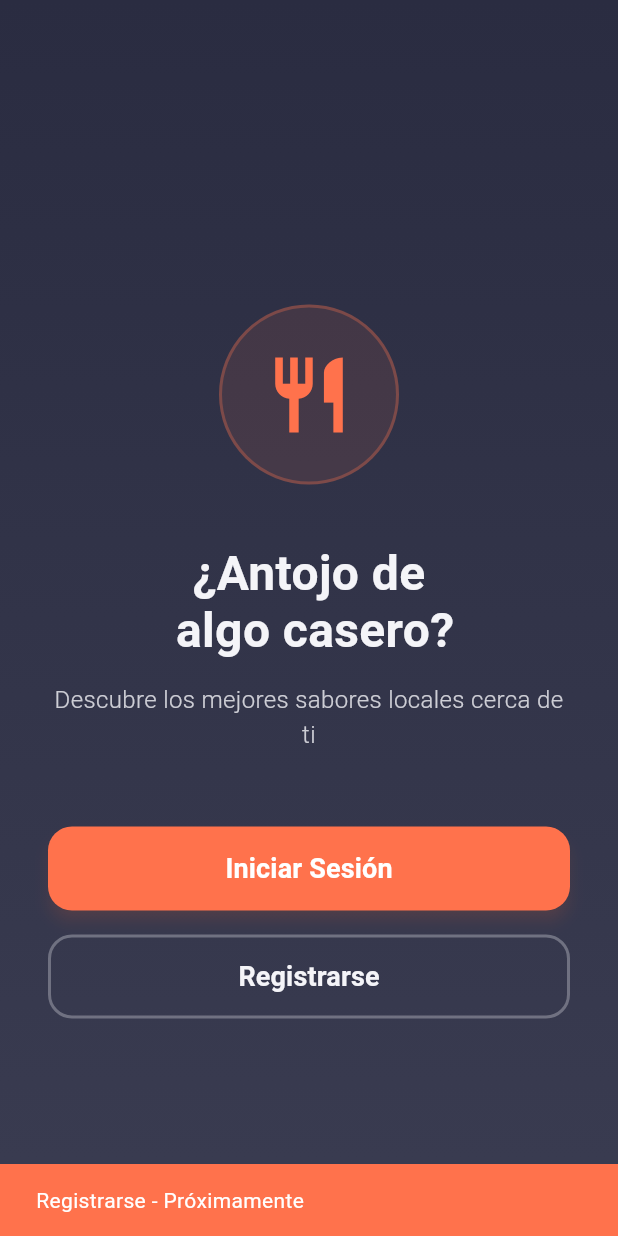
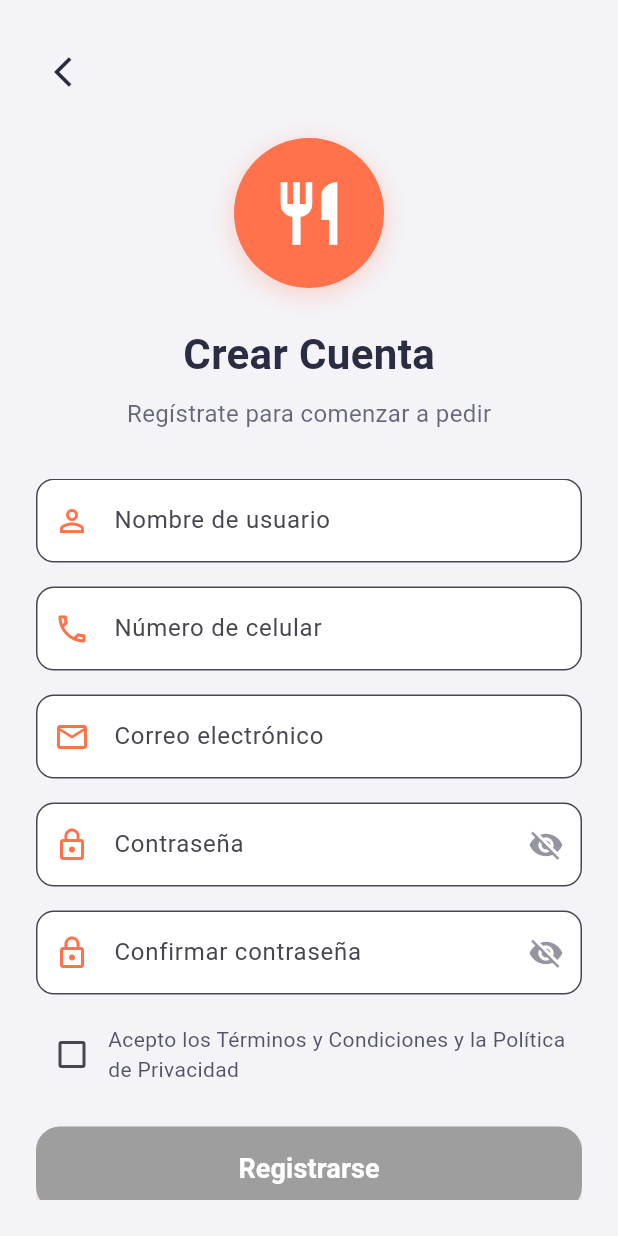
Before and after one commit to CandoG0/appComidas_Flutter, a Flutter app: the screen it shows after launch, after a tap on "Registrarse", on a phone screen of 412 x 824 dp. Run offline on Flutter 3.47's test engine with Material 3 defaults, Android fonts, the phone set to English and light mode, and no system bars.

Commit message:
Modulo de registro

```diff
--- a/app_comidas/lib/main.dart
+++ b/app_comidas/lib/main.dart
@@ -1,4 +1,4 @@
-import 'package:app_comidas/pages/inicio.dart';
+import 'pages/inicio.dart';
 import 'package:flutter/material.dart';
 
 // En su forma actual, solo le indica a Flutter que ejecute la app definida en MyApp.
--- a/app_comidas/lib/pages/inicio.dart
+++ b/app_comidas/lib/pages/inicio.dart
@@ -1,4 +1,5 @@
 import 'package:app_comidas/pages/login.dart';
+import 'package:app_comidas/pages/register.dart';
 import 'package:flutter/material.dart';
 
 class WelcomeScreen extends StatefulWidget {
@@ -183,8 +184,10 @@ class _WelcomeScreenState extends State<WelcomeScreen> {
 
   // Función para navegar a la pantalla de Registro
   void _navigateToRegister() {
-    // TODO: Implementar navegación a pantalla de Registro
-    _showComingSoonSnackbar('Registrarse');
+    Navigator.push(
+      context,
+      MaterialPageRoute(builder: (context) => const RegisterScreen()),
+    );
   }
 
   void _showComingSoonSnackbar(String feature) {
--- a/app_comidas/lib/pages/register.dart
+++ b/app_comidas/lib/pages/register.dart
@@ -0,0 +1,539 @@
+import 'package:flutter/material.dart';
+import 'home.dart'; // Tu pantalla principal
+
+class RegisterScreen extends StatefulWidget {
+  const RegisterScreen({super.key});
+
+  @override
+  State<RegisterScreen> createState() => _RegisterScreenState();
+}
+
+class _RegisterScreenState extends State<RegisterScreen> {
+  // Definición de colores de la paleta
+  final Color primaryColor = const Color(0xFFFF724C); // Naranja principal
+  final Color secondaryColor = const Color(0xFFFDBF50); // Amarillo
+  final Color backgroundColor = const Color(0xFFF4F4F8); // Fondo gris claro
+  final Color textColor = const Color(0xFF2A2C41); // Texto oscuro
+
+  // Controladores para los campos de texto
+  final TextEditingController _usernameController = TextEditingController();
+  final TextEditingController _phoneController = TextEditingController();
+  final TextEditingController _emailController = TextEditingController();
+  final TextEditingController _passwordController = TextEditingController();
+  final TextEditingController _confirmPasswordController =
+      TextEditingController();
+
+  // Variables de estado
+  bool _obscurePassword = true;
+  bool _obscureConfirmPassword = true;
+  bool _isLoading = false;
+  bool _acceptTerms = false;
+  final GlobalKey<FormState> _formKey = GlobalKey<FormState>();
+
+  @override
+  void dispose() {
+    _usernameController.dispose();
+    _phoneController.dispose();
+    _emailController.dispose();
+    _passwordController.dispose();
+    _confirmPasswordController.dispose();
+    super.dispose();
+  }
+
+  @override
+  Widget build(BuildContext context) {
+    return Scaffold(
+      backgroundColor: backgroundColor,
+      body: SafeArea(
+        child: Padding(
+          padding: const EdgeInsets.all(24),
+          child: Column(
+            children: [
+              // Botón de regreso
+              Align(
+                alignment: Alignment.centerLeft,
+                child: IconButton(
+                  onPressed: () {
+                    Navigator.pop(context);
+                  },
+                  icon: Icon(Icons.arrow_back_ios, color: textColor, size: 24),
+                  padding: EdgeInsets.zero,
+                  constraints: const BoxConstraints(),
+                ),
+              ),
+
+              const SizedBox(height: 20),
+
+              // Logo/Icono
+              Container(
+                width: 100,
+                height: 100,
+                decoration: BoxDecoration(
+                  color: primaryColor,
+                  shape: BoxShape.circle,
+                  boxShadow: [
+                    BoxShadow(
+                      color: primaryColor.withOpacity(0.3),
+                      blurRadius: 15,
+                      offset: const Offset(0, 4),
+                    ),
+                  ],
+                ),
+                child: Icon(Icons.restaurant, size: 50, color: Colors.white),
+              ),
+
+              const SizedBox(height: 24),
+
+              // Título
+              Text(
+                'Crear Cuenta',
+                style: TextStyle(
+                  fontSize: 28,
+                  fontWeight: FontWeight.bold,
+                  color: textColor,
+                ),
+              ),
+
+              const SizedBox(height: 8),
+
+              // Subtítulo
+              Text(
+                'Regístrate para comenzar a pedir',
+                style: TextStyle(
+                  fontSize: 16,
+                  color: textColor.withOpacity(0.7),
+                ),
+              ),
+
+              const SizedBox(height: 32),
+
+              // Formulario de registro
+              Expanded(
+                child: SingleChildScrollView(
+                  child: Form(
+                    key: _formKey,
+                    child: Column(
+                      children: [
+                        // Campo de nombre de usuario
+                        TextFormField(
+                          controller: _usernameController,
+                          decoration: InputDecoration(
+                            labelText: 'Nombre de usuario',
+                            prefixIcon: Icon(
+                              Icons.person_outline,
+                              color: primaryColor,
+                            ),
+                            border: OutlineInputBorder(
+                              borderRadius: BorderRadius.circular(12),
+                              borderSide: BorderSide(
+                                color: textColor.withOpacity(0.3),
+                              ),
+                            ),
+                            focusedBorder: OutlineInputBorder(
+                              borderRadius: BorderRadius.circular(12),
+                              borderSide: BorderSide(
+                                color: primaryColor,
+                                width: 2,
+                              ),
+                            ),
+                            filled: true,
+                            fillColor: Colors.white,
+                          ),
+                          validator: (value) {
+                            if (value == null || value.isEmpty) {
+                              return 'Por favor ingresa un nombre de usuario';
+                            }
+                            if (value.length < 3) {
+                              return 'El usuario debe tener al menos 3 caracteres';
+                            }
+                            return null;
+                          },
+                        ),
+
+                        const SizedBox(height: 16),
+
+                        // Campo de teléfono
+                        TextFormField(
+                          controller: _phoneController,
+                          decoration: InputDecoration(
+                            labelText: 'Número de celular',
+                            prefixIcon: Icon(
+                              Icons.phone_outlined,
+                              color: primaryColor,
+                            ),
+                            border: OutlineInputBorder(
+                              borderRadius: BorderRadius.circular(12),
+                              borderSide: BorderSide(
+                                color: textColor.withOpacity(0.3),
+                              ),
+                            ),
+                            focusedBorder: OutlineInputBorder(
+                              borderRadius: BorderRadius.circular(12),
+                              borderSide: BorderSide(
+                                color: primaryColor,
+                                width: 2,
+                              ),
+                            ),
+                            filled: true,
+                            fillColor: Colors.white,
+                          ),
+                          keyboardType: TextInputType.phone,
+                          validator: (value) {
+                            if (value == null || value.isEmpty) {
+                              return 'Por favor ingresa tu número de celular';
+                            }
+                            if (value.length < 10) {
+                              return 'El número debe tener al menos 10 dígitos';
+                            }
+                            // Validación simple de número mexicano
+                            if (!RegExp(r'^[0-9+]+$').hasMatch(value)) {
+                              return 'Ingresa un número válido';
+                            }
+                            return null;
+                          },
+                        ),
+
+                        const SizedBox(height: 16),
+
+                        // Campo de correo electrónico
+                        TextFormField(
+                          controller: _emailController,
+                          decoration: InputDecoration(
+                            labelText: 'Correo electrónico',
+                            prefixIcon: Icon(
+                              Icons.email_outlined,
+                              color: primaryColor,
+                            ),
+                            border: OutlineInputBorder(
+                              borderRadius: BorderRadius.circular(12),
+                              borderSide: BorderSide(
+                                color: textColor.withOpacity(0.3),
+                              ),
+                            ),
+                            focusedBorder: OutlineInputBorder(
+                              borderRadius: BorderRadius.circular(12),
+                              borderSide: BorderSide(
+                                color: primaryColor,
+                                width: 2,
+                              ),
+                            ),
+                            filled: true,
+                            fillColor: Colors.white,
+                          ),
+                          keyboardType: TextInputType.emailAddress,
+                          validator: (value) {
+                            if (value == null || value.isEmpty) {
+                              return 'Por favor ingresa tu correo electrónico';
+                            }
+                            if (!RegExp(
+                              r'^[\w-\.]+@([\w-]+\.)+[\w-]{2,4}$',
+                            ).hasMatch(value)) {
+                              return 'Ingresa un correo electrónico válido';
+                            }
+                            return null;
+                          },
+                        ),
+
+                        const SizedBox(height: 16),
+
+                        // Campo de contraseña
+                        TextFormField(
+                          controller: _passwordController,
+                          obscureText: _obscurePassword,
+                          decoration: InputDecoration(
+                            labelText: 'Contraseña',
+                            prefixIcon: Icon(
+                              Icons.lock_outline,
+                              color: primaryColor,
+                            ),
+                            suffixIcon: IconButton(
+                              icon: Icon(
+                                _obscurePassword
+                                    ? Icons.visibility_off
+                                    : Icons.visibility,
+                                color: textColor.withOpacity(0.5),
+                              ),
+                              onPressed: () {
+                                setState(() {
+                                  _obscurePassword = !_obscurePassword;
+                                });
+                              },
+                            ),
+                            border: OutlineInputBorder(
+                              borderRadius: BorderRadius.circular(12),
+                              borderSide: BorderSide(
+                                color: textColor.withOpacity(0.3),
+                              ),
+                            ),
+                            focusedBorder: OutlineInputBorder(
+                              borderRadius: BorderRadius.circular(12),
+                              borderSide: BorderSide(
+                                color: primaryColor,
+                                width: 2,
+                              ),
+                            ),
+                            filled: true,
+                            fillColor: Colors.white,
+                          ),
+                          validator: (value) {
+                            if (value == null || value.isEmpty) {
+                              return 'Por favor ingresa tu contraseña';
+                            }
+                            if (value.length < 6) {
+                              return 'La contraseña debe tener al menos 6 caracteres';
+                            }
+                            return null;
+                          },
+                        ),
+
+                        const SizedBox(height: 16),
+
+                        // Campo de confirmar contraseña
+                        TextFormField(
+                          controller: _confirmPasswordController,
+                          obscureText: _obscureConfirmPassword,
+                          decoration: InputDecoration(
+                            labelText: 'Confirmar contraseña',
+                            prefixIcon: Icon(
+                              Icons.lock_outline,
+                              color: primaryColor,
+                            ),
+                            suffixIcon: IconButton(
+                              icon: Icon(
+                                _obscureConfirmPassword
+                                    ? Icons.visibility_off
+                                    : Icons.visibility,
+                                color: textColor.withOpacity(0.5),
+                              ),
+                              onPressed: () {
+                                setState(() {
+                                  _obscureConfirmPassword =
+                                      !_obscureConfirmPassword;
+                                });
+                              },
+                            ),
+                            border: OutlineInputBorder(
+                              borderRadius: BorderRadius.circular(12),
+                              borderSide: BorderSide(
+                                color: textColor.withOpacity(0.3),
+                              ),
+                            ),
+                            focusedBorder: OutlineInputBorder(
+                              borderRadius: BorderRadius.circular(12),
+                              borderSide: BorderSide(
+                                color: primaryColor,
+                                width: 2,
+                              ),
+                            ),
+                            filled: true,
+                            fillColor: Colors.white,
+                          ),
+                          validator: (value) {
+                            if (value == null || value.isEmpty) {
+                              return 'Por favor confirma tu contraseña';
+                            }
+                            if (value != _passwordController.text) {
+                              return 'Las contraseñas no coinciden';
+                            }
+                            return null;
+                          },
+                        ),
+
+                        const SizedBox(height: 16),
+
+                        // Checkbox de términos y condiciones
+                        Row(
+                          children: [
+                            Checkbox(
+                              value: _acceptTerms,
+                              onChanged: (bool? value) {
+                                setState(() {
+                                  _acceptTerms = value ?? false;
+                                });
+                              },
+                              activeColor: primaryColor,
+                            ),
+                            Expanded(
+                              child: GestureDetector(
+                                onTap: () {
+                                  setState(() {
+                                    _acceptTerms = !_acceptTerms;
+                                  });
+                                },
+                                child: Text(
+                                  'Acepto los Términos y Condiciones y la Política de Privacidad',
+                                  style: TextStyle(
+                                    fontSize: 14,
+                                    color: textColor.withOpacity(0.8),
+                                  ),
+                                ),
+                              ),
+                            ),
+                          ],
+                        ),
+
+                        const SizedBox(height: 24),
+
+                        // Botón de Registrarse
+                        SizedBox(
+                          width: double.infinity,
+                          height: 56,
+                          child: ElevatedButton(
+                            onPressed: _isLoading ? null : _register,
+                            style: ElevatedButton.styleFrom(
+                              backgroundColor: _acceptTerms
+                                  ? primaryColor
+                                  : Colors.grey,
+                              foregroundColor: Colors.white,
+                              shape: RoundedRectangleBorder(
+                                borderRadius: BorderRadius.circular(16),
+                              ),
+                              elevation: 4,
+                              shadowColor: primaryColor.withOpacity(0.3),
+                            ),
+                            child: _isLoading
+                                ? SizedBox(
+                                    width: 20,
+                                    height: 20,
+                                    child: CircularProgressIndicator(
+                                      strokeWidth: 2,
+                                      valueColor: AlwaysStoppedAnimation<Color>(
+                                        Colors.white,
+                                      ),
+                                    ),
+                                  )
+                                : const Text(
+                                    'Registrarse',
+                                    style: TextStyle(
+                                      fontSize: 18,
+                                      fontWeight: FontWeight.w600,
+                                    ),
+                                  ),
+                          ),
+                        ),
+
+                        const SizedBox(height: 24),
+
+                        // Enlace para iniciar sesión
+                        Row(
+                          mainAxisAlignment: MainAxisAlignment.center,
+                          children: [
+                            Text(
+                              '¿Ya tienes una cuenta? ',
+                              style: TextStyle(
+                                color: textColor.withOpacity(0.7),
+                              ),
+                            ),
+                            GestureDetector(
+                              onTap: () {
+                                Navigator.pop(context);
+                              },
+                              child: Text(
+                                'Inicia Sesión',
+                                style: TextStyle(
+                                  color: primaryColor,
+                                  fontWeight: FontWeight.w600,
+                                ),
+                              ),
+                            ),
+                          ],
+                        ),
+
+                        const SizedBox(height: 20),
+                      ],
+                    ),
+                  ),
+                ),
+              ),
+            ],
+          ),
+        ),
+      ),
+    );
+  }
+
+  // Función para realizar el registro
+  void _register() async {
+    if (!_acceptTerms) {
+      _showTermsError();
+      return;
+    }
+
+    if (_formKey.currentState!.validate()) {
+      setState(() {
+        _isLoading = true;
+      });
+
+      // Simular una llamada a API de registro
+      await Future.delayed(const Duration(seconds: 2));
+
+      // En una app real, aquí enviarías los datos al servidor
+      // Por ahora simulamos un registro exitoso
+      _showSuccessDialog();
+
+      setState(() {
+        _isLoading = false;
+      });
+    }
+  }
+
+  // Mostrar diálogo de éxito
+  void _showSuccessDialog() {
+    showDialog(
+      context: context,
+      barrierDismissible: false,
+      builder: (context) => AlertDialog(
+        title: const Row(
+          children: [
+            Icon(Icons.check_circle, color: Colors.green),
+            SizedBox(width: 8),
+            Text('Registro Exitoso'),
+          ],
+        ),
+        content: const Text(
+          'Tu cuenta ha sido creada exitosamente. '
+          '¡Bienvenido a nuestra comunidad!',
+        ),
+        actions: [
+          TextButton(
+            onPressed: () {
+              Navigator.pop(context); // Cerrar diálogo
+              _navigateToHome(); // Navegar al home
+            },
+            child: const Text('Continuar'),
+          ),
+        ],
+      ),
+    );
+  }
+
+  // Mostrar error de términos no aceptados
+  void _showTermsError() {
+    ScaffoldMessenger.of(context).showSnackBar(
+      SnackBar(
+        backgroundColor: Colors.red,
+        content: const Text(
+          'Debes aceptar los Términos y Condiciones para continuar',
+          style: TextStyle(color: Colors.white),
+        ),
+        duration: const Duration(seconds: 3),
+        action: SnackBarAction(
+          label: 'Entendido',
+          textColor: Colors.white,
+          onPressed: () {
+            ScaffoldMessenger.of(context).hideCurrentSnackBar();
+          },
+        ),
+      ),
+    );
+  }
+
+  // Navegar al Home
+  void _navigateToHome() {
+    Navigator.pushAndRemoveUntil(
+      context,
+      MaterialPageRoute(builder: (context) => const Home()),
+      (route) => false,
+    );
+  }
+}
```
